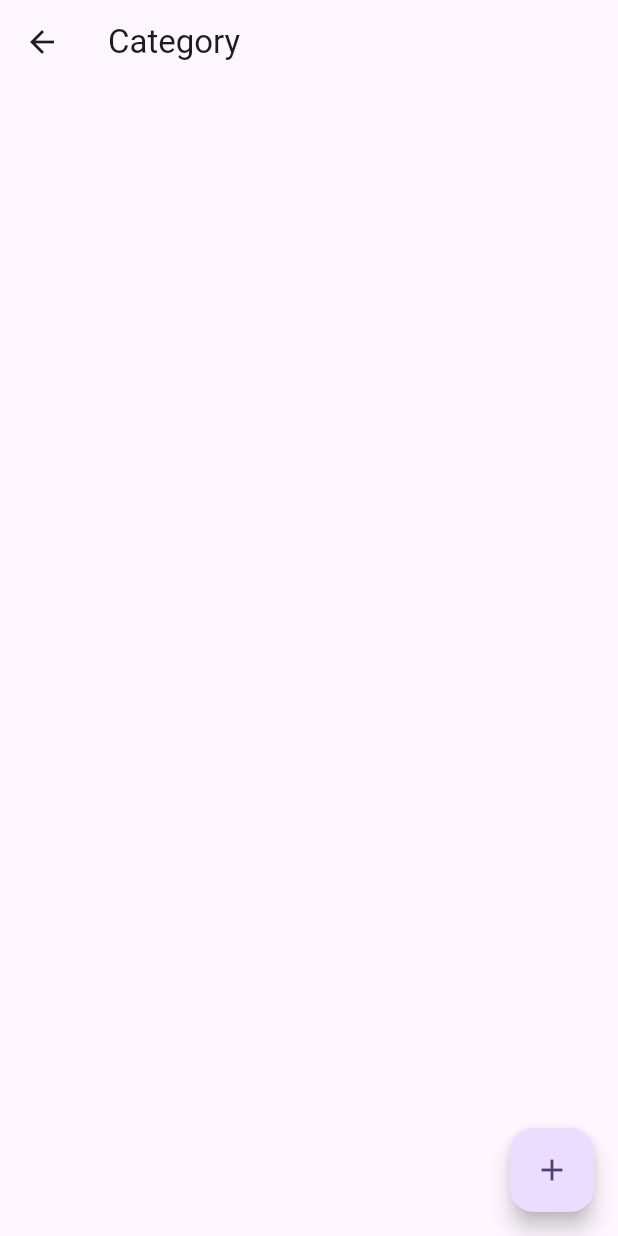
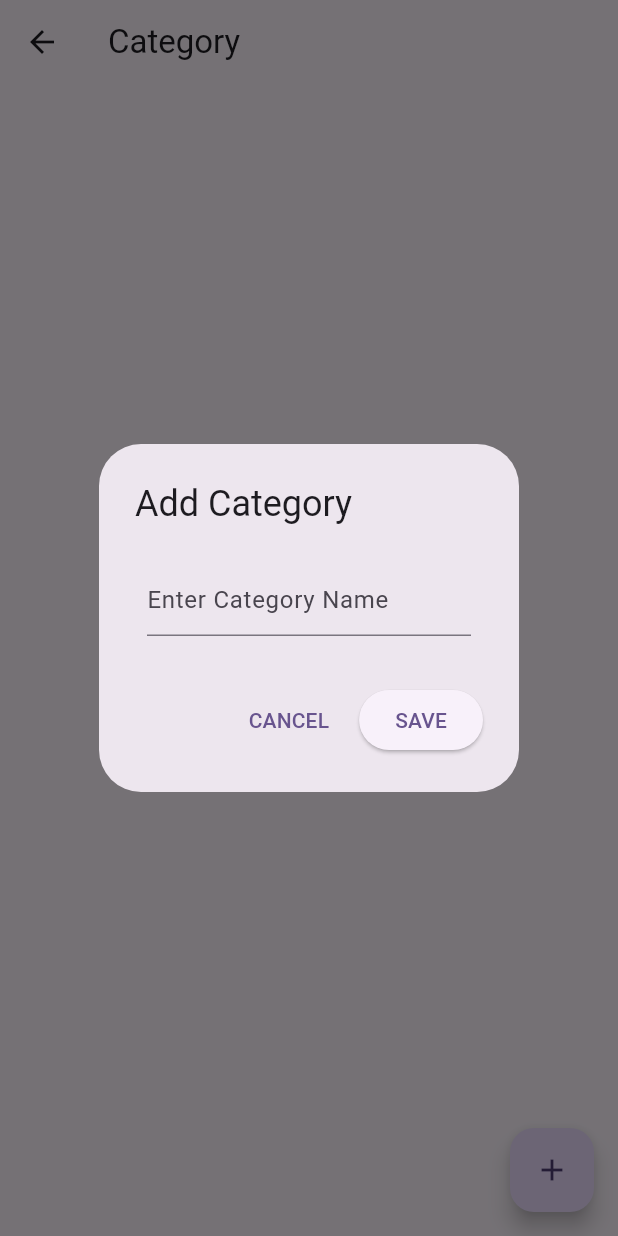
Before and after one commit to faisal-fardin/daily_expense-with-local_database, a Flutter app: the AddCategoryPage screen opened by its route, after a tap on the "add" icon, on a phone screen of 412 x 824 dp. Run offline on Flutter 3.47's test engine with Material 3 defaults, Android fonts, the phone set to English and light mode, and no system bars; our stand-ins replace get; missing offline and left inert: dart:js.

Commit message:
category models class and add provider class

```diff
--- /dev/null
+++ b/lib/models/category_models.dart
@@ -0,0 +1,7 @@
+class CategoryModels{
+
+   int? id;
+   String name;
+
+   CategoryModels(this.name);
+}
--- a/lib/pages/category_page.dart
+++ b/lib/pages/category_page.dart
@@ -1,7 +1,9 @@
+import 'package:daily_expense/utils/widgets_funcation.dart';
 import 'package:flutter/material.dart';
 
 class AddCategoryPage extends StatefulWidget {
   static const String routeName = '/category';
+
   const AddCategoryPage({super.key});
 
   @override
@@ -16,7 +18,16 @@ class _AddCategoryPageState extends State<AddCategoryPage> {
         title: const Text('Category'),
       ),
       floatingActionButton: FloatingActionButton(
-        onPressed: (){},
+        onPressed: () {
+          showSingleTextFieldDialog(
+            context: context,
+            title: 'Add Category',
+            hint: 'Enter Category Name',
+            onSave: (value){
+
+            },
+          );
+        },
         child: const Icon(Icons.add),
       ),
     );
--- /dev/null
+++ b/lib/provider/app_provider.dart
@@ -0,0 +1,11 @@
+
+import 'package:daily_expense/models/category_models.dart';
+import 'package:flutter/foundation.dart';
+
+class AppProvider extends ChangeNotifier {
+
+  Future<void> addCategory(String value){
+    final category = CategoryModels(value);
+  }
+
+}
--- a/lib/utils/widgets_funcation.dart
+++ b/lib/utils/widgets_funcation.dart
@@ -0,0 +1,45 @@
+import 'package:flutter/material.dart';
+
+showSingleTextFieldDialog({
+  required BuildContext context,
+  required String title,
+  required String hint,
+  TextInputType inputType = TextInputType.name,
+  String positiveBtnText = 'SAVE',
+  String negativeBtnText = 'CANCEL',
+  required Function(String) onSave,
+}) {
+  final controller = TextEditingController();
+  showDialog(
+    barrierDismissible: false,
+      context: context,
+      builder: (context) => AlertDialog(
+            title: Text(title),
+            content: Padding(
+              padding: const EdgeInsets.all(8),
+              child: TextField(
+                controller: controller,
+                keyboardType: inputType,
+                decoration: InputDecoration(hintText: hint),
+              ),
+            ),
+            actions: [
+              TextButton(
+                onPressed: (){
+                  Navigator.pop(context);
+                },
+                child: Text(negativeBtnText),
+              ),
+              ElevatedButton(
+                onPressed: (){
+                  if(controller.text.isEmpty){
+                    return;
+                  }
+                  Navigator.pop(context);
+                  onSave(controller.text);
+                },
+                child: Text(positiveBtnText),
+              ),
+            ],
+          ));
+}
```
Also changed, not shown: lib/main.dart (+7 -1 lines).
